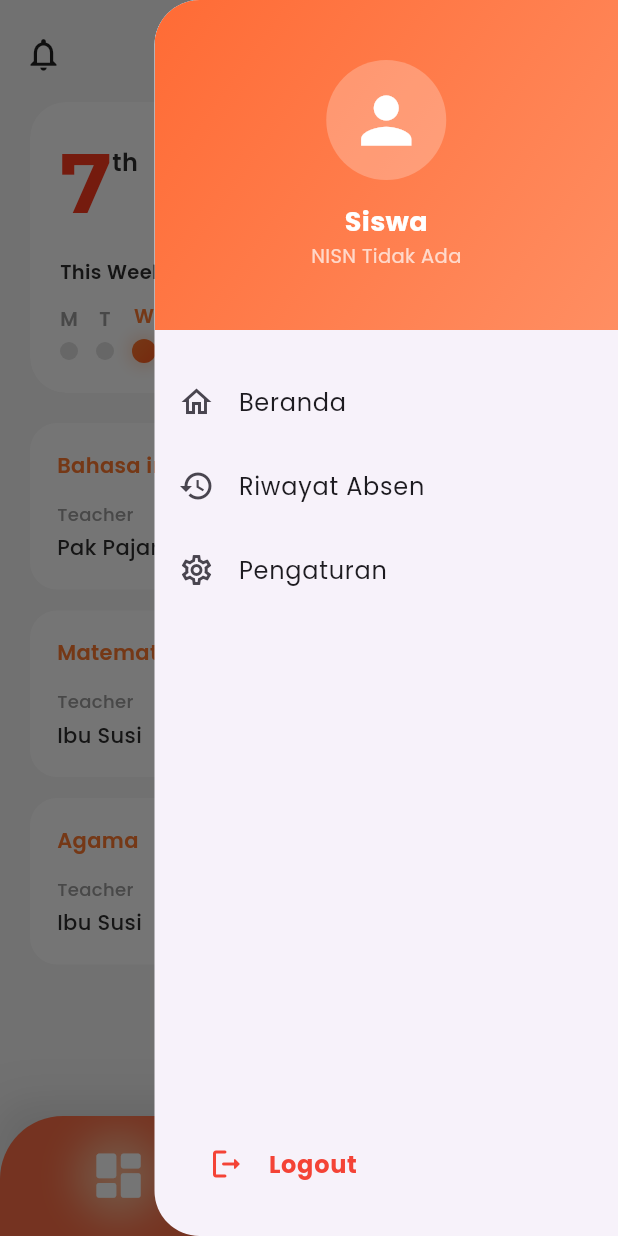
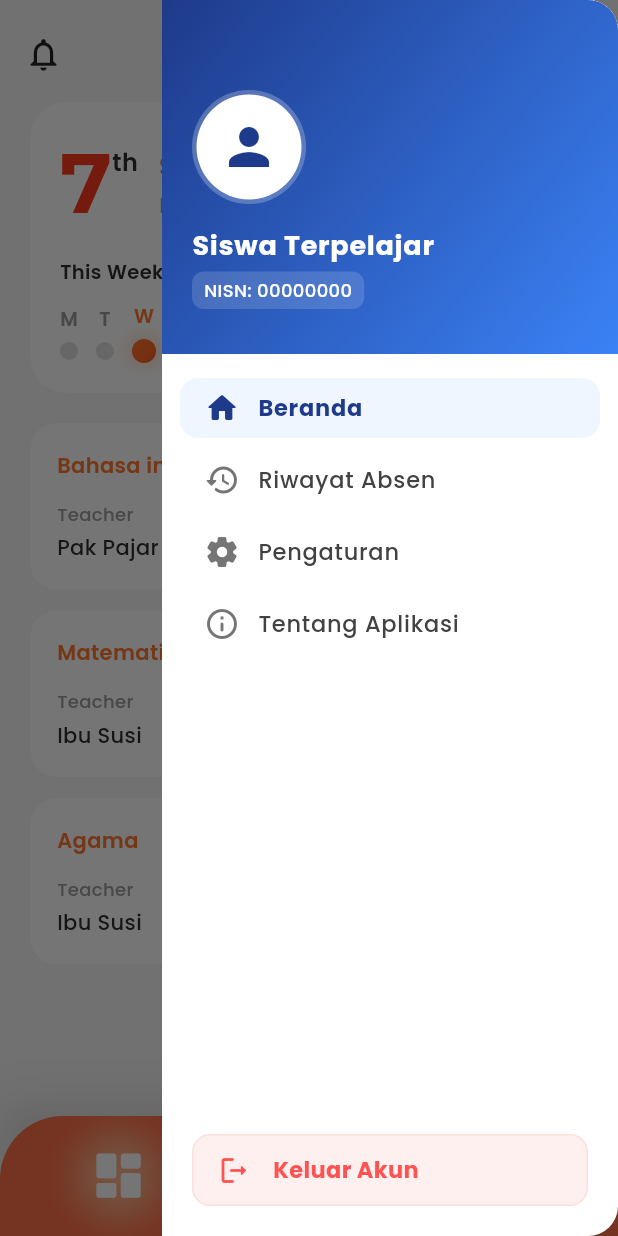
Before and after one commit to satriafitra/PROJECT-ABSENSI-SISWA-UJIKOM-FE, a Flutter app: the NavbarPage screen opened directly, with the side drawer open, on a phone screen of 412 x 824 dp. Run offline on Flutter 3.47's test engine with Material 3 defaults, Android fonts, the phone set to English and light mode, and no system bars; our stand-ins replace quickalert, shared_preferences; missing offline and left inert: mobile_scanner; accounts and stored records are empty; project files that could hold a hidden picture were left out.

Commit message:
data absensi history

```diff
--- a/lib/pages/riwayat_absensi.dart
+++ b/lib/pages/riwayat_absensi.dart
@@ -1,4 +1,15 @@
 import 'package:flutter/material.dart';
+import '../utils/session.dart';
+
+/// Helper untuk nama pendek (contoh: Satria Fitra Alamsyah → Satria Fitra)
+String getShortName(String? fullName) {
+  if (fullName == null || fullName.isEmpty) return '-';
+
+  final parts = fullName.trim().split(' ');
+  if (parts.length == 1) return parts[0];
+
+  return '${parts[0]} ${parts[1]}';
+}
 
 class RiwayatAbsensiPage extends StatelessWidget {
   const RiwayatAbsensiPage({super.key});
@@ -6,7 +17,6 @@ class RiwayatAbsensiPage extends StatelessWidget {
   @override
   Widget build(BuildContext context) {
     return Scaffold(
-      // Menggunakan background abu-abu sangat muda agar card putih lebih kontras
       backgroundColor: const Color(0xFFF8F9FA),
       appBar: AppBar(
         backgroundColor: Colors.transparent,
@@ -33,14 +43,11 @@ class RiwayatAbsensiPage extends StatelessWidget {
         ),
         centerTitle: true,
       ),
-      body: Stack(
-        children: [
-          ListView.builder(
-            padding: const EdgeInsets.fromLTRB(20, 10, 20,
-                120), // Padding bawah lebih besar agar tidak tertutup navbar
+      body: ListView.builder(
+        padding: const EdgeInsets.fromLTRB(20, 10, 20, 120),
         itemCount: 5,
         itemBuilder: (context, index) {
-              List<String> statuses = [
+          final statuses = [
             'HADIR',
             'HADIR',
             'SAKIT',
@@ -49,8 +56,6 @@ class RiwayatAbsensiPage extends StatelessWidget {
           ];
           return AttendanceItem(status: statuses[index]);
         },
-          ),
-        ],
       ),
     );
   }
@@ -62,10 +67,13 @@ class AttendanceItem extends StatelessWidget {
 
   @override
   Widget build(BuildContext context) {
+    final shortName = getShortName(Session.studentName);
+    final kelas = Session.studentClass ?? '-';
+
     return Column(
       crossAxisAlignment: CrossAxisAlignment.start,
       children: [
-        // Baris Tanggal dengan Icon Jam yang Keren
+        // ===== TANGGAL =====
         Padding(
           padding: const EdgeInsets.only(left: 5, bottom: 10, top: 10),
           child: Row(
@@ -84,6 +92,8 @@ class AttendanceItem extends StatelessWidget {
             ],
           ),
         ),
+
+        // ===== CARD =====
         Container(
           height: 100,
           decoration: BoxDecoration(
@@ -103,7 +113,7 @@ class AttendanceItem extends StatelessWidget {
               children: [
                 Row(
                   children: [
-                    // Sisi Kiri: Orange Container (Lekukan Cekung Premium)
+                    // ===== SISI KIRI (ORANGE) =====
                     Container(
                       width: 85,
                       decoration: BoxDecoration(
@@ -118,7 +128,6 @@ class AttendanceItem extends StatelessWidget {
                         borderRadius: const BorderRadius.only(
                           topLeft: Radius.circular(25),
                           bottomLeft: Radius.circular(25),
-                          // kanan sengaja tidak diberi radius
                         ),
                         boxShadow: [
                           BoxShadow(
@@ -140,13 +149,6 @@ class AttendanceItem extends StatelessWidget {
                             decoration: const BoxDecoration(
                               color: Colors.white,
                               shape: BoxShape.circle,
-                              boxShadow: [
-                                BoxShadow(
-                                  color: Colors.black12,
-                                  blurRadius: 4,
-                                  offset: Offset(0, 2),
-                                ),
-                              ],
                             ),
                             child: const Icon(
                               Icons.check_circle_rounded,
@@ -157,15 +159,18 @@ class AttendanceItem extends StatelessWidget {
                         ),
                       ),
                     ),
-                    SizedBox(width: 15), // Tengah: Informasi Siswa
+
+                    const SizedBox(width: 15),
+
+                    // ===== TENGAH (NAMA & KELAS) =====
                     Expanded(
                       child: Column(
                         mainAxisAlignment: MainAxisAlignment.center,
                         crossAxisAlignment: CrossAxisAlignment.start,
                         children: [
-                          const Text(
-                            "Satria Fitra Alamsyah",
-                            style: TextStyle(
+                          Text(
+                            shortName,
+                            style: const TextStyle(
                               color: Color(0xFFFF4D00),
                               fontWeight: FontWeight.bold,
                               fontSize: 16,
@@ -181,12 +186,13 @@ class AttendanceItem extends StatelessWidget {
                                   color: Colors.grey.shade100,
                                   borderRadius: BorderRadius.circular(8),
                                 ),
-                                child: const Text(
-                                  "12 RPL 1",
-                                  style: TextStyle(
+                                child: Text(
+                                  kelas,
+                                  style: const TextStyle(
                                     color: Colors.black54,
                                     fontSize: 11,
-                                      fontWeight: FontWeight.bold),
+                                    fontWeight: FontWeight.bold,
+                                  ),
                                 ),
                               ),
                               const SizedBox(width: 8),
@@ -198,12 +204,13 @@ class AttendanceItem extends StatelessWidget {
                     ),
                   ],
                 ),
-                // Sisi Kanan: Image Character (Flipped)
+
+                // ===== CHARACTER IMAGE (TETAP ADA) =====
                 Positioned(
                   right: -10,
                   bottom: -5,
                   child: Transform.scale(
-                    scaleX: -1, // Flip Horizontal
+                    scaleX: -1,
                     child: Image.asset(
                       'lib/images/char.png',
                       height: 95,
@@ -211,7 +218,8 @@ class AttendanceItem extends StatelessWidget {
                       errorBuilder: (context, error, stackTrace) => Icon(
                         Icons.person,
                         size: 80,
-                          color: Colors.grey.shade200),
+                        color: Colors.grey.shade200,
+                      ),
                     ),
                   ),
                 ),
@@ -219,7 +227,7 @@ class AttendanceItem extends StatelessWidget {
             ),
           ),
         ),
-        // Divider Orange Tipis
+
         const Padding(
           padding: EdgeInsets.symmetric(horizontal: 20, vertical: 15),
           child: Divider(color: Color(0x33FF7A50), thickness: 1),
@@ -262,7 +270,10 @@ class StatusBadge extends StatelessWidget {
       child: Text(
         status,
         style: TextStyle(
-            color: textColor, fontSize: 10, fontWeight: FontWeight.w900),
+          color: textColor,
+          fontSize: 10,
+          fontWeight: FontWeight.w900,
+        ),
       ),
     );
   }
--- a/lib/services/api_services.dart
+++ b/lib/services/api_services.dart
@@ -2,7 +2,7 @@ import 'dart:convert';
 import 'package:http/http.dart' as http;
 
 class ApiService {
-  static const String baseUrl = 'https://bec4-202-46-68-134.ngrok-free.app/api';
+  static const String baseUrl = 'https://6c29-202-46-68-134.ngrok-free.app/api';
   // ⚠ ganti IP kalau pakai HP
 
   static Future<Map<String, dynamic>> loginSiswa(
--- a/lib/widgets/app_drawer.dart
+++ b/lib/widgets/app_drawer.dart
@@ -6,6 +6,11 @@ import '../pages/login_page.dart';
 class AppDrawer extends StatelessWidget {
   const AppDrawer({super.key});
 
+  // Color Palette - Blue Theme
+  static const Color primaryBlue = Color(0xFF1E3A8A); // Deep Navy
+  static const Color accentBlue = Color(0xFF3B82F6);  // Bright Blue
+  static const Color lightBlue = Color(0xFFEFF6FF);   // Background Blue
+
   void _handleLogout(BuildContext context) {
     QuickAlert.show(
       context: context,
@@ -13,9 +18,9 @@ class AppDrawer extends StatelessWidget {
       text: 'Apakah kamu yakin ingin keluar?',
       confirmBtnText: 'Ya, Keluar',
       cancelBtnText: 'Batal',
-      confirmBtnColor: const Color(0xFFFF6B35),
+      confirmBtnColor: Colors.redAccent,
       onConfirmBtnTap: () async {
-        await Session.logout(); // ✅ FIX
+        await Session.logout();
         if (context.mounted) {
           Navigator.pushAndRemoveUntil(
             context,
@@ -30,64 +35,109 @@ class AppDrawer extends StatelessWidget {
   @override
   Widget build(BuildContext context) {
     return Drawer(
-      width: MediaQuery.of(context).size.width * 0.75,
+      backgroundColor: Colors.white,
       shape: const RoundedRectangleBorder(
         borderRadius: BorderRadius.only(
-          topLeft: Radius.circular(30),
-          bottomLeft: Radius.circular(30),
+          topRight: Radius.circular(20),
+          bottomRight: Radius.circular(20),
         ),
       ),
       child: Column(
         children: [
-          Container(
-            width: double.infinity,
-            padding: const EdgeInsets.symmetric(vertical: 40, horizontal: 20),
-            decoration: const BoxDecoration(
-              gradient: LinearGradient(
-                begin: Alignment.topLeft,
-                end: Alignment.bottomRight,
-                colors: [Color(0xFFFF6B35), Color(0xFFFF8E62)],
-              ),
-              borderRadius: BorderRadius.only(topLeft: Radius.circular(30)),
-            ),
-            child: Column(
+          // Elegant Header
+          _buildHeader(context),
+
+          const SizedBox(height: 12),
+
+          // Menu Items
+          Expanded(
+            child: ListView(
+              padding: const EdgeInsets.symmetric(horizontal: 12),
               children: [
-                const CircleAvatar(
-                  radius: 40,
-                  backgroundColor: Colors.white24,
-                  child: Icon(Icons.person, size: 50, color: Colors.white),
+                _buildMenuItem(
+                  icon: Icons.home_rounded,
+                  title: "Beranda",
+                  onTap: () => Navigator.pop(context),
+                  isSelected: true, // Highlight item aktif
                 ),
-                const SizedBox(height: 15),
-                Text(
-                  Session.studentName ?? 'Siswa',
-                  style: const TextStyle(
-                    color: Colors.white,
-                    fontSize: 18,
-                    fontWeight: FontWeight.bold,
-                  ),
+                _buildMenuItem(
+                  icon: Icons.history_rounded,
+                  title: "Riwayat Absen",
+                  onTap: () {},
                 ),
-                Text(
-                  Session.nisn ?? 'NISN Tidak Ada',
-                  style: const TextStyle(color: Colors.white70, fontSize: 13),
+                _buildMenuItem(
+                  icon: Icons.settings_rounded,
+                  title: "Pengaturan",
+                  onTap: () {},
+                ),
+                _buildMenuItem(
+                  icon: Icons.info_outline_rounded,
+                  title: "Tentang Aplikasi",
+                  onTap: () {},
                 ),
               ],
             ),
           ),
 
-          const SizedBox(height: 20),
-          _buildMenuItem(Icons.home_outlined, "Beranda", () => Navigator.pop(context)),
-          _buildMenuItem(Icons.history_outlined, "Riwayat Absen", () {}),
-          _buildMenuItem(Icons.settings_outlined, "Pengaturan", () {}),
-          const Spacer(),
+          // Logout Button at Bottom
+          _buildLogoutButton(context),
+        ],
+      ),
+    );
+  }
 
-          Padding(
-            padding: const EdgeInsets.all(20),
-            child: ListTile(
-              onTap: () => _handleLogout(context),
-              leading: const Icon(Icons.logout_rounded, color: Colors.red),
-              title: const Text(
-                "Logout",
-                style: TextStyle(color: Colors.red, fontWeight: FontWeight.bold),
+  Widget _buildHeader(BuildContext context) {
+    return Container(
+      padding: const EdgeInsets.only(top: 60, left: 20, right: 20, bottom: 30),
+      width: double.infinity,
+      decoration: const BoxDecoration(
+        gradient: LinearGradient(
+          begin: Alignment.topLeft,
+          end: Alignment.bottomRight,
+          colors: [primaryBlue, accentBlue],
+        ),
+        borderRadius: BorderRadius.only(
+          topRight: Radius.circular(20),
+        ),
+      ),
+      child: Column(
+        crossAxisAlignment: CrossAxisAlignment.start,
+        children: [
+          Container(
+            padding: const EdgeInsets.all(3),
+            decoration: const BoxDecoration(
+              color: Colors.white24,
+              shape: BoxShape.circle,
+            ),
+            child: const CircleAvatar(
+              radius: 35,
+              backgroundColor: Colors.white,
+              child: Icon(Icons.person, size: 40, color: primaryBlue),
+            ),
+          ),
+          const SizedBox(height: 15),
+          Text(
+            Session.studentName ?? 'Siswa Terpelajar',
+            style: const TextStyle(
+              color: Colors.white,
+              fontSize: 18,
+              fontWeight: FontWeight.bold,
+              letterSpacing: 0.5,
+            ),
+          ),
+          const SizedBox(height: 4),
+          Container(
+            padding: const EdgeInsets.symmetric(horizontal: 8, vertical: 4),
+            decoration: BoxDecoration(
+              color: Colors.white.withOpacity(0.15),
+              borderRadius: BorderRadius.circular(8),
+            ),
+            child: Text(
+              Session.nisn ?? 'NISN: 00000000',
+              style: const TextStyle(
+                color: Colors.white,
+                fontSize: 12,
+                fontWeight: FontWeight.w500,
               ),
             ),
           ),
@@ -96,11 +146,69 @@ class AppDrawer extends StatelessWidget {
     );
   }
 
-  Widget _buildMenuItem(IconData icon, String title, VoidCallback onTap) {
-    return ListTile(
-      leading: Icon(icon),
-      title: Text(title),
-      onTap: onTap,
+  Widget _buildMenuItem({
+    required IconData icon,
+    required String title,
+    required VoidCallback onTap,
+    bool isSelected = false,
+  }) {
+    return Container(
+      margin: const EdgeInsets.symmetric(vertical: 4),
+      decoration: BoxDecoration(
+        color: isSelected ? lightBlue : Colors.transparent,
+        borderRadius: BorderRadius.circular(12),
+      ),
+      child: ListTile(
+        onTap: onTap,
+        dense: true,
+        visualDensity: VisualDensity.compact,
+        leading: Icon(
+          icon,
+          color: isSelected ? primaryBlue : Colors.grey[600],
+          size: 24,
+        ),
+        title: Text(
+          title,
+          style: TextStyle(
+            color: isSelected ? primaryBlue : Colors.grey[800],
+            fontWeight: isSelected ? FontWeight.bold : FontWeight.w500,
+            fontSize: 15,
+          ),
+        ),
+        shape: RoundedRectangleBorder(borderRadius: BorderRadius.circular(12)),
+      ),
+    );
+  }
+
+  Widget _buildLogoutButton(BuildContext context) {
+    return Padding(
+      padding: const EdgeInsets.all(20),
+      child: InkWell(
+        onTap: () => _handleLogout(context),
+        borderRadius: BorderRadius.circular(12),
+        child: Container(
+          padding: const EdgeInsets.symmetric(vertical: 12, horizontal: 16),
+          decoration: BoxDecoration(
+            color: Colors.red.withOpacity(0.08),
+            borderRadius: BorderRadius.circular(12),
+            border: Border.all(color: Colors.red.withOpacity(0.1)),
+          ),
+          child: const Row(
+            children: [
+              Icon(Icons.logout_rounded, color: Colors.redAccent, size: 22),
+              SizedBox(width: 15),
+              Text(
+                "Keluar Akun",
+                style: TextStyle(
+                  color: Colors.redAccent,
+                  fontWeight: FontWeight.bold,
+                  fontSize: 15,
+                ),
+              ),
+            ],
+          ),
+        ),
+      ),
     );
   }
 }
```
Lines whose indentation alone changed are shown as unchanged.
